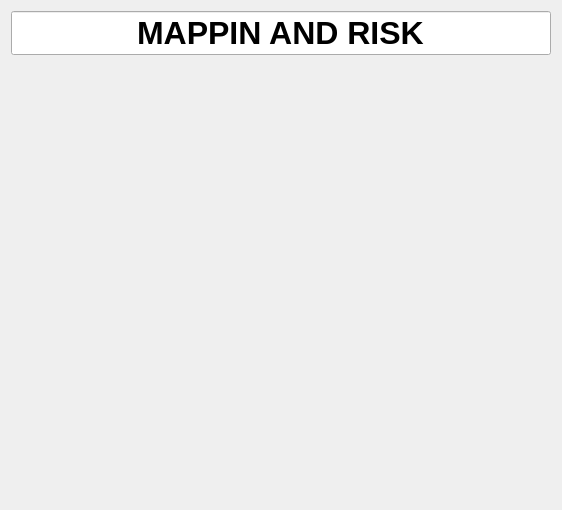
Qt form sim_ws/src/arcus_gui/ui/ui/MapRacelineHelpers.ui (robotique-udes/arcus-simulation) before a commit.
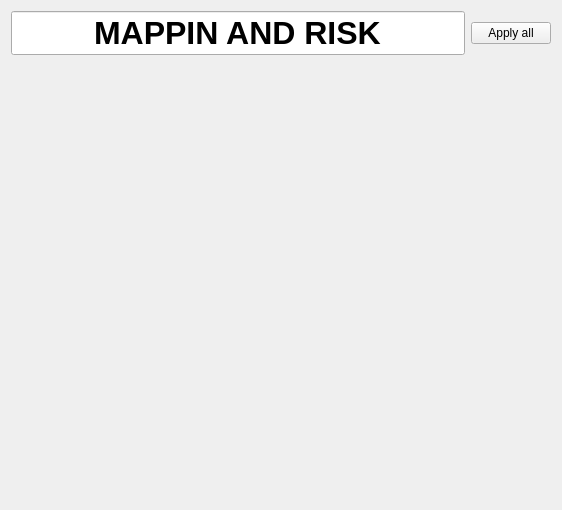
The same form after that commit.

Diff of the .ui file:
```diff
--- a/sim_ws/src/arcus_gui/ui/ui/MapRacelineHelpers.ui
+++ b/sim_ws/src/arcus_gui/ui/ui/MapRacelineHelpers.ui
@@ -36,6 +36,8 @@
       </spacer>
      </item>
      <item row="0" column="0">
+      <layout class="QHBoxLayout">
+       <item>
       <widget class="QLineEdit" name="title">
        <property name="sizePolicy">
         <sizepolicy hsizetype="Expanding" vsizetype="Fixed">
@@ -69,6 +71,21 @@
         <bool>false</bool>
        </property>
       </widget>
+       </item>
+       <item>
+        <widget class="QPushButton" name="applyAllPB">
+        <property name="sizePolicy">
+          <sizepolicy hsizetype="Preferred" vsizetype="Fixed">
+          <horstretch>0</horstretch>
+          <verstretch>0</verstretch>
+          </sizepolicy>
+        </property>
+        <property name="text">
+          <string>Apply all</string>
+        </property>
+        </widget>
+       </item>
+      </layout>
      </item>
      <item row="3" column="0">
       <spacer name="verticalSpacer_2">
```
Lines whose indentation alone changed are shown as unchanged.
